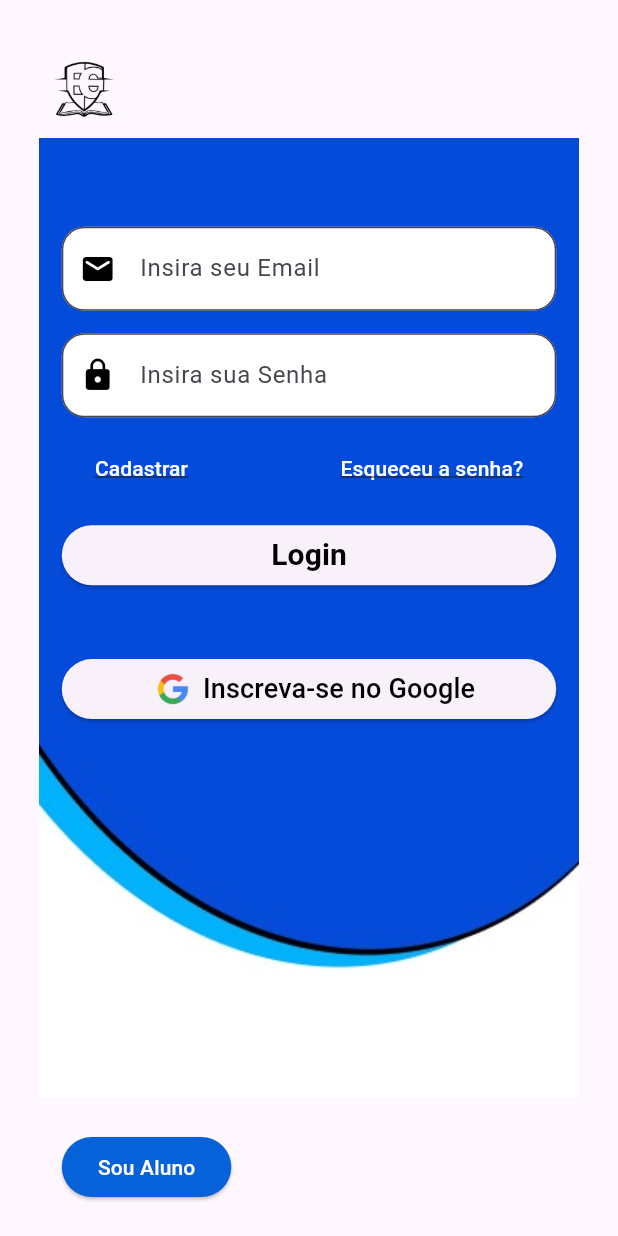
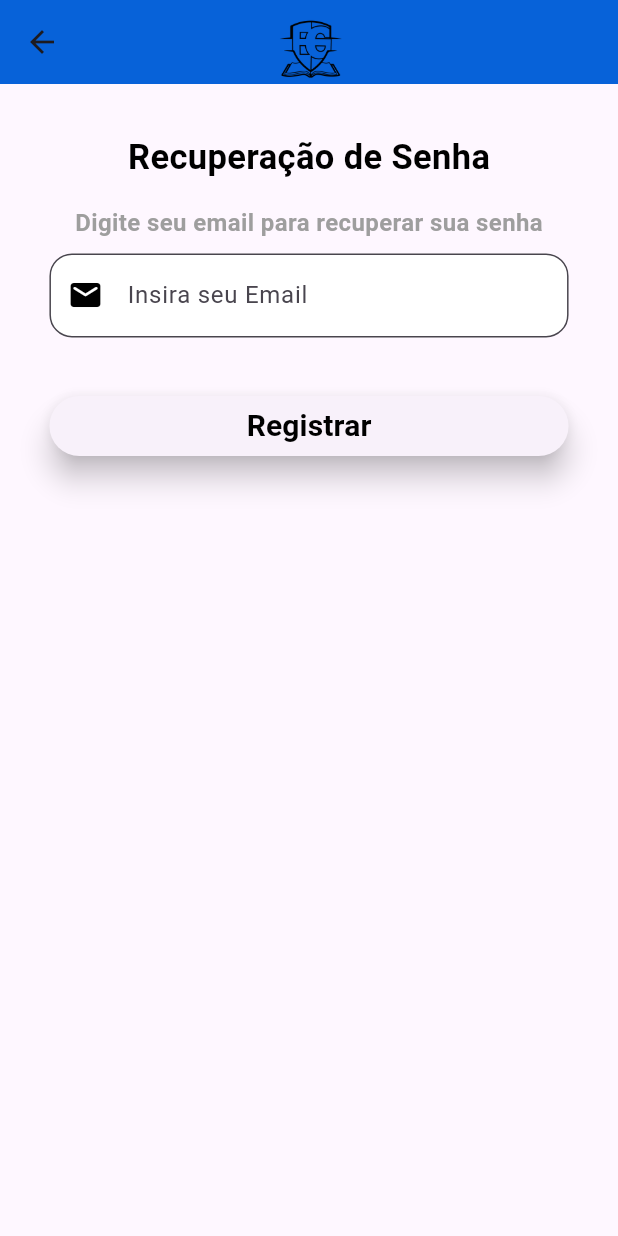
Before and after one commit to luanozn/Educa-Guard-Mobile, a Flutter app: the screen it shows after launch, after a tap on "Esqueceu a senha?", on a phone screen of 412 x 824 dp. Run offline on Flutter 3.47's test engine with Material 3 defaults, Android fonts, the phone set to English and light mode, and no system bars.

Commit message:
inserindo tela de recuperacao de senha

```diff
--- a/lib/main.dart
+++ b/lib/main.dart
@@ -1,4 +1,5 @@
 import 'package:educa_guardia/views/auth/login_screen.dart';
+import 'package:educa_guardia/views/recover_account_screen.dart';
 import 'package:flutter/material.dart';
 
 void main() {
@@ -12,6 +13,7 @@ class MyApp extends StatelessWidget {
   Widget build(BuildContext context) {
     return MaterialApp(
       title: 'Flutter Demo',
+      debugShowCheckedModeBanner: false,
       theme: ThemeData(
 
         colorScheme: ColorScheme.fromSeed(seedColor: Colors.deepPurple),
--- a/lib/views/auth/login_screen.dart
+++ b/lib/views/auth/login_screen.dart
@@ -1,5 +1,6 @@
 
 import 'package:educa_guardia/controllers/auth_controller.dart';
+import 'package:educa_guardia/views/recover_account_screen.dart';
 import 'package:flutter/material.dart';
 
 class LoginScreen extends StatelessWidget {
@@ -13,11 +14,10 @@ class LoginScreen extends StatelessWidget {
   return Scaffold(
     body: Stack(
       children: [
-          SizedBox(
-            width: double.infinity,
-            height: double.infinity,
+        Positioned.fill(
           child: Image.asset(
             'assets/images/background_login.jpeg',
+            fit: BoxFit.cover,
           ),
         ),
         Column(
@@ -28,8 +28,7 @@ class LoginScreen extends StatelessWidget {
               width: 110,
             ),
             Padding(
-                padding:
-                    EdgeInsets.all(MediaQuery.of(context).size.width * 0.1),
+              padding: EdgeInsets.all(MediaQuery.of(context).size.width * 0.1),
               child: Form(
                 child: Column(
                   children: [
@@ -76,7 +75,9 @@ class LoginScreen extends StatelessWidget {
                             ),
                           ),
                           TextButton(
-                              onPressed: () {},
+                            onPressed: () {
+                              Navigator.push(context, MaterialPageRoute(builder: (context) => RecoverAccountScreen()));
+                            },
                             child: const Text(
                               "Esqueceu a senha?",
                               style: TextStyle(
@@ -91,9 +92,9 @@ class LoginScreen extends StatelessWidget {
                       width: double.maxFinite,
                       child: ElevatedButton(
                         onPressed: () async {
-                            try{
+                          try {
                             await AuthController.loginUser(_emailController.text, _passwordController.text);
-                            } catch(e) {
+                          } catch (e) {
                             ScaffoldMessenger.of(context).showSnackBar(
                               const SnackBar(content: Text("Erro ao logar 2")),
                             );
@@ -140,8 +141,12 @@ class LoginScreen extends StatelessWidget {
         ),
         Positioned(
           bottom: 22,
+          left: 0,
+          right: 0,
           child: Padding(
             padding: EdgeInsets.symmetric(horizontal: MediaQuery.of(context).size.width * 0.1),
+            child: SizedBox(
+              width: double.infinity,
               child: ElevatedButton(
                 onPressed: () {},
                 style: ElevatedButton.styleFrom(
@@ -155,9 +160,12 @@ class LoginScreen extends StatelessWidget {
                 ),
               ),
             ),
+          ),
         )
       ],
     ),
   );
 }
+
+
 }
--- /dev/null
+++ b/lib/views/recover_account_screen.dart
@@ -0,0 +1,78 @@
+import 'package:flutter/material.dart';
+
+class RecoverAccountScreen extends StatelessWidget {
+  @override
+  Widget build(BuildContext context) {
+    final TextEditingController _emailController = TextEditingController();
+
+    return Scaffold(
+      appBar: AppBar(
+        backgroundColor: const Color.fromRGBO(7, 98, 217, 1.0),
+        title: Image.asset(
+          'assets/images/Logo_SimplesPreta.png',
+          width: 115,
+        ),
+        centerTitle: true,
+      ),
+      body:  Center(
+        child: Padding(
+          padding: EdgeInsets.all(MediaQuery.of(context).size.width * 0.08),
+          child: Column(
+            crossAxisAlignment: CrossAxisAlignment.center,
+            children: [
+              const Text(
+                'Recuperação de Senha',
+                style: TextStyle(
+                  color: Colors.black,
+                  fontWeight: FontWeight.bold,
+                  fontSize: 23
+                ),
+              ),
+              const SizedBox(height: 15,),
+              const Text(
+                'Digite seu email para recuperar sua senha',
+                style: TextStyle(
+                  color: Colors.grey,
+                  fontWeight: FontWeight.bold,
+                  fontSize: 16
+                ),
+              ),
+              const SizedBox(height: 9,),
+              TextFormField(
+                controller: _emailController,
+                decoration: const InputDecoration(
+                  labelText: 'Insira seu Email',
+                  border: OutlineInputBorder(
+                    borderRadius: BorderRadius.all(Radius.circular(15)),
+                  ),
+                  prefixIcon: Icon(Icons.email_rounded),
+                  prefixIconColor: Colors.black,
+                  fillColor: Colors.white,
+                  filled: true,
+                ),
+              ),
+              const SizedBox(height: 35,),
+              SizedBox(
+                width: double.maxFinite,
+                child: ElevatedButton(
+                  onPressed: () {},
+                  style: ButtonStyle(
+                    elevation: WidgetStateProperty.all(8.0)
+                  ),
+                  child: const Text(
+                    "Registrar",
+                    style: TextStyle(
+                      color: Colors.black,
+                      fontWeight: FontWeight.bold,
+                      fontSize: 20
+                    ),
+                  ),
+                ),
+              ),
+            ],
+          ),
+        ),
+      ),
+    );
+  }
+}
```
Lines whose indentation alone changed are shown as unchanged.
